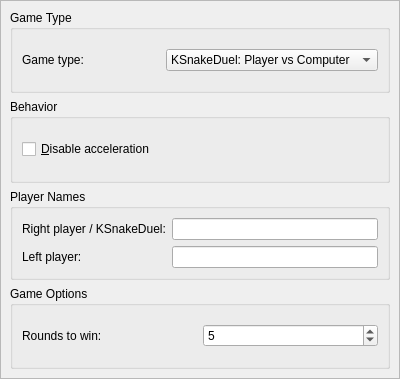
This is src/general.ui in KDE/ksnakeduel as Qt 5 draws it before an edit. The edited form follows.
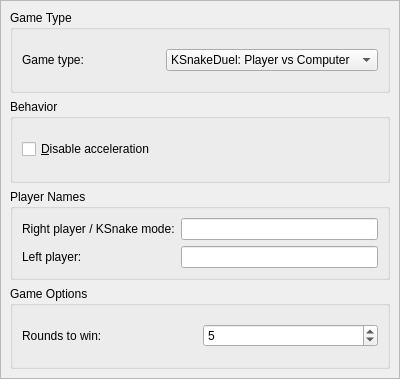
This is the edited form. Custom widgets are drawn as their Qt base class.

Commit message:
Put the KSNake mode again, documenting it better
* This solve my previous mistake

Patch:
```diff
--- a/src/general.ui
+++ b/src/general.ui
@@ -98,7 +98,7 @@
          <item row="0" column="0">
           <widget class="QLabel" name="namePlayer1Label">
            <property name="text">
-            <string>Right player / KSnakeDuel:</string>
+            <string>Right player / KSnake mode:</string>
            </property>
            <property name="wordWrap">
             <bool>false</bool>
```
Left out of the diff: 2 changed lines with no effect on the pictures. The commit also changes 2 other files.
